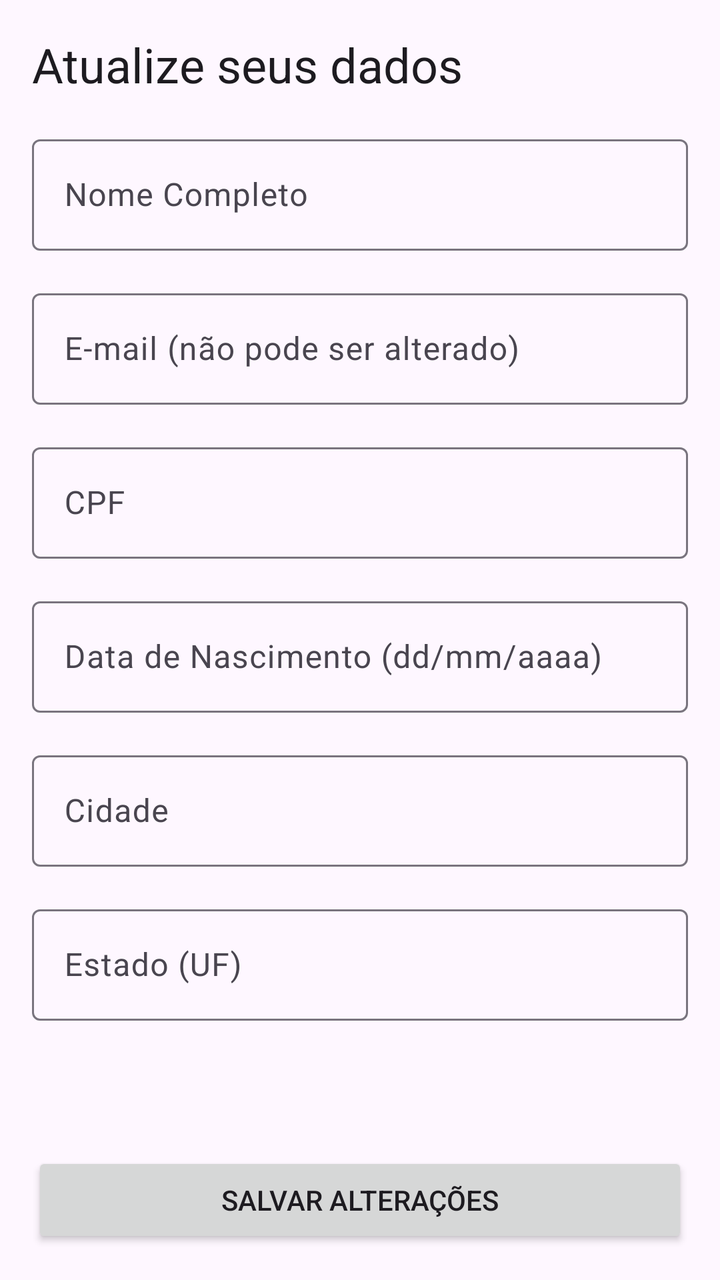
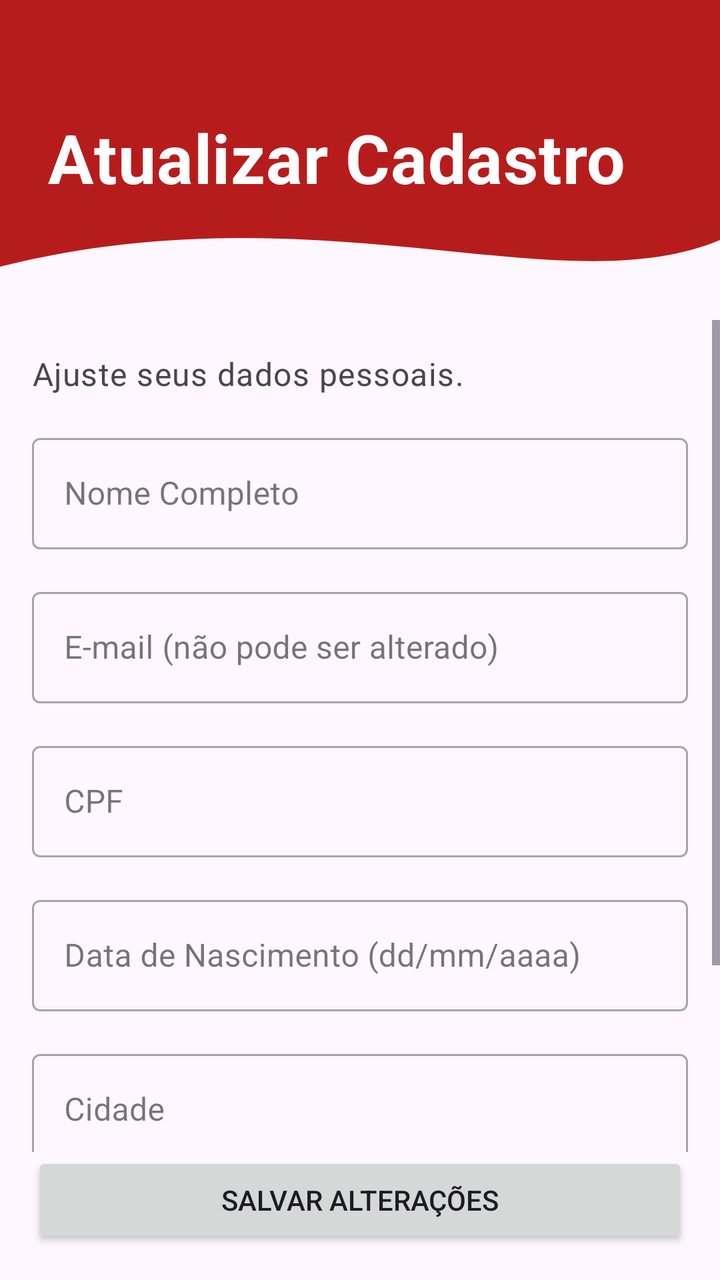

Screens rendered from an Android XML layout before and after an edit, with the pre-edit source and the edit as a unified diff.
<!-- AndroidManifest.xml: application theme Theme.DoandoMais -->
<!-- res/layout/fragment_atualizar_cadastro.xml -->
<?xml version="1.0" encoding="utf-8"?>
<androidx.constraintlayout.widget.ConstraintLayout xmlns:android="http://schemas.android.com/apk/res/android"
    xmlns:app="http://schemas.android.com/apk/res-auto"
    xmlns:tools="http://schemas.android.com/tools"
    android:layout_width="match_parent"
    android:layout_height="match_parent"
    tools:context=".ui.perfil.AtualizarCadastroFragment">

    <ScrollView
        android:layout_width="0dp"
        android:layout_height="0dp"
        app:layout_constraintTop_toTopOf="parent"
        app:layout_constraintBottom_toTopOf="@id/btn_atualizar_dados"
        app:layout_constraintStart_toStartOf="parent"
        app:layout_constraintEnd_toEndOf="parent">

        <LinearLayout
            android:layout_width="match_parent"
            android:layout_height="wrap_content"
            android:orientation="vertical"
            android:padding="16dp">

            <TextView
                android:layout_width="wrap_content"
                android:layout_height="wrap_content"
                android:text="Atualize seus dados"
                android:textAppearance="?attr/textAppearanceHeadline5"
                android:layout_marginBottom="16dp"/>

            <com.google.android.material.textfield.TextInputLayout
                android:id="@+id/til_atualizar_nome"
                android:layout_width="match_parent"
                android:layout_height="wrap_content"
                android:hint="Nome Completo">

                <com.google.android.material.textfield.TextInputEditText
                    android:id="@+id/et_atualizar_nome"
                    android:layout_width="match_parent"
                    android:layout_height="wrap_content"
                    android:inputType="textPersonName|textCapWords" />
            </com.google.android.material.textfield.TextInputLayout>

            <com.google.android.material.textfield.TextInputLayout
                android:id="@+id/til_atualizar_email"
                android:layout_width="match_parent"
                android:layout_height="wrap_content"
                android:layout_marginTop="16dp"
                android:hint="E-mail (não pode ser alterado)">

                <com.google.android.material.textfield.TextInputEditText
                    android:id="@+id/et_atualizar_email"
                    android:layout_width="match_parent"
                    android:layout_height="wrap_content"
                    android:focusable="false"
                    android:clickable="false"
                    android:inputType="textEmailAddress" />
            </com.google.android.material.textfield.TextInputLayout>

            <com.google.android.material.textfield.TextInputLayout
                android:id="@+id/til_atualizar_cpf"
                android:layout_width="match_parent"
                android:layout_height="wrap_content"
                android:layout_marginTop="16dp"
                android:hint="CPF">

                <com.google.android.material.textfield.TextInputEditText
                    android:id="@+id/et_atualizar_cpf"
                    android:layout_width="match_parent"
                    android:layout_height="wrap_content"
                    android:inputType="number" />
            </com.google.android.material.textfield.TextInputLayout>

            <com.google.android.material.textfield.TextInputLayout
                android:id="@+id/til_atualizar_data_nasc"
                android:layout_width="match_parent"
                android:layout_height="wrap_content"
                android:layout_marginTop="16dp"
                android:hint="Data de Nascimento (dd/mm/aaaa)">

                <com.google.android.material.textfield.TextInputEditText
                    android:id="@+id/et_atualizar_data_nasc"
                    android:layout_width="match_parent"
                    android:layout_height="wrap_content"
                    android:inputType="date" />
            </com.google.android.material.textfield.TextInputLayout>

            <com.google.android.material.textfield.TextInputLayout
                android:id="@+id/til_atualizar_cidade"
                android:layout_width="match_parent"
                android:layout_height="wrap_content"
                android:layout_marginTop="16dp"
                android:hint="Cidade">

                <com.google.android.material.textfield.TextInputEditText
                    android:id="@+id/et_atualizar_cidade"
                    android:layout_width="match_parent"
                    android:layout_height="wrap_content"
                    android:inputType="textCapWords" />
            </com.google.android.material.textfield.TextInputLayout>

            <com.google.android.material.textfield.TextInputLayout
                android:id="@+id/til_atualizar_estado"
                android:layout_width="match_parent"
                android:layout_height="wrap_content"
                android:layout_marginTop="16dp"
                android:hint="Estado (UF)">

                <com.google.android.material.textfield.TextInputEditText
                    android:id="@+id/et_atualizar_estado"
                    android:layout_width="match_parent"
                    android:layout_height="wrap_content"
                    android:inputType="textCapCharacters"
                    android:maxLength="2" />
            </com.google.android.material.textfield.TextInputLayout>

        </LinearLayout>
    </ScrollView>

    <Button
        android:id="@+id/btn_atualizar_dados"
        android:layout_width="0dp"
        android:layout_height="wrap_content"
        android:text="Salvar Alterações"
        android:layout_margin="16dp"
        app:layout_constraintBottom_toBottomOf="parent"
        app:layout_constraintEnd_toEndOf="parent"
        app:layout_constraintStart_toStartOf="parent" />

    <ProgressBar
        android:id="@+id/progress_bar_atualizar"
        android:layout_width="wrap_content"
        android:layout_height="wrap_content"
        android:visibility="gone"
        app:layout_constraintTop_toTopOf="parent"
        app:layout_constraintBottom_toBottomOf="parent"
        app:layout_constraintStart_toStartOf="parent"
        app:layout_constraintEnd_toEndOf="parent" />

</androidx.constraintlayout.widget.ConstraintLayout>
<!-- resources referenced by this layout -->
<resources>
  <style name="Theme.DoandoMais" parent="Base.Theme.DoandoMais" />
  <style name="Base.Theme.DoandoMais" parent="Theme.Material3.DayNight.NoActionBar">
          
          
      </style>
</resources>

<!-- the commit's change to res/layout/fragment_atualizar_cadastro.xml (unified diff, before → after) -->
@@ -4,12 +4,42 @@
     xmlns:tools="http://schemas.android.com/tools"
     android:layout_width="match_parent"
     android:layout_height="match_parent"
+    android:background="?attr/colorSurface"
     tools:context=".ui.perfil.AtualizarCadastroFragment">
 
+    <ImageView
+        android:id="@+id/header_background"
+        android:layout_width="match_parent"
+        android:layout_height="160dp"
+        android:scaleType="fitXY"
+        android:src="@drawable/bg_header_wave"
+        app:layout_constraintTop_toTopOf="parent"
+        app:layout_constraintStart_toStartOf="parent"
+        app:layout_constraintEnd_toEndOf="parent" />
+
+    <TextView
+        android:id="@+id/tv_atualizar_header_titulo"
+        android:layout_width="0dp"
+        android:layout_height="wrap_content"
+        android:layout_marginTop="56dp"
+        android:layout_marginStart="24dp"
+        android:layout_marginEnd="24dp"
+        android:text="Atualizar Cadastro"
+        android:textAppearance="?attr/textAppearanceHeadline4"
+        android:textColor="@color/white"
+        android:textStyle="bold"
+        app:layout_constraintStart_toStartOf="parent"
+        app:layout_constraintEnd_toEndOf="parent"
+        app:layout_constraintTop_toTopOf="parent" />
+
     <ScrollView
+        android:id="@+id/scrollView"
         android:layout_width="0dp"
         android:layout_height="0dp"
-        app:layout_constraintTop_toTopOf="parent"
+        android:clipToPadding="false"
+        android:paddingBottom="16dp"
+
+        app:layout_constraintTop_toBottomOf="@id/header_background"
         app:layout_constraintBottom_toTopOf="@id/btn_atualizar_dados"
         app:layout_constraintStart_toStartOf="parent"
         app:layout_constraintEnd_toEndOf="parent">
@@ -23,12 +53,14 @@
             <TextView
                 android:layout_width="wrap_content"
                 android:layout_height="wrap_content"
-                android:text="Atualize seus dados"
-                android:textAppearance="?attr/textAppearanceHeadline5"
+                android:text="Ajuste seus dados pessoais."
+                android:textAppearance="?attr/textAppearanceBody1"
+                android:textColor="?attr/colorOnSurfaceVariant"
                 android:layout_marginBottom="16dp"/>
 
             <com.google.android.material.textfield.TextInputLayout
                 android:id="@+id/til_atualizar_nome"
+                style="@style/Widget.MaterialComponents.TextInputLayout.OutlinedBox"
                 android:layout_width="match_parent"
                 android:layout_height="wrap_content"
                 android:hint="Nome Completo">
@@ -42,6 +74,7 @@
 
             <com.google.android.material.textfield.TextInputLayout
                 android:id="@+id/til_atualizar_email"
+                style="@style/Widget.MaterialComponents.TextInputLayout.OutlinedBox"
                 android:layout_width="match_parent"
                 android:layout_height="wrap_content"
                 android:layout_marginTop="16dp"
@@ -58,6 +91,7 @@
 
             <com.google.android.material.textfield.TextInputLayout
                 android:id="@+id/til_atualizar_cpf"
+                style="@style/Widget.MaterialComponents.TextInputLayout.OutlinedBox"
                 android:layout_width="match_parent"
                 android:layout_height="wrap_content"
                 android:layout_marginTop="16dp"
@@ -72,6 +106,7 @@
 
             <com.google.android.material.textfield.TextInputLayout
                 android:id="@+id/til_atualizar_data_nasc"
+                style="@style/Widget.MaterialComponents.TextInputLayout.OutlinedBox"
                 android:layout_width="match_parent"
                 android:layout_height="wrap_content"
                 android:layout_marginTop="16dp"
@@ -86,6 +121,7 @@
 
             <com.google.android.material.textfield.TextInputLayout
                 android:id="@+id/til_atualizar_cidade"
+                style="@style/Widget.MaterialComponents.TextInputLayout.OutlinedBox"
                 android:layout_width="match_parent"
                 android:layout_height="wrap_content"
                 android:layout_marginTop="16dp"
@@ -100,6 +136,7 @@
 
             <com.google.android.material.textfield.TextInputLayout
                 android:id="@+id/til_atualizar_estado"
+                style="@style/Widget.MaterialComponents.TextInputLayout.OutlinedBox"
                 android:layout_width="match_parent"
                 android:layout_height="wrap_content"
                 android:layout_marginTop="16dp"
@@ -134,6 +171,7 @@
         app:layout_constraintTop_toTopOf="parent"
         app:layout_constraintBottom_toBottomOf="parent"
         app:layout_constraintStart_toStartOf="parent"
-        app:layout_constraintEnd_toEndOf="parent" />
+        app:layout_constraintEnd_toEndOf="parent"
+        tools:visibility="visible" />
 
 </androidx.constraintlayout.widget.ConstraintLayout>
<!-- resource entries referenced after the edit -->
@@ -1,6 +1,18 @@
 <!-- resources referenced by this layout -->
 <resources>
+  <color name="white">#FFFFFFFF</color>
+  <!-- drawable bg_header_wave (drawable) -->
+  <vector xmlns:android="http://schemas.android.com/apk/res/android"
+      android:width="360dp"
+      android:height="240dp"
+      android:viewportWidth="360"
+      android:viewportHeight="240">
+      <path
+          android:fillColor="@color/doando_red_primary"
+          android:pathData="M0,0L360,0L360,180C280,230 160,140 0,200L0,0Z" />
+  </vector>
   <style name="Theme.DoandoMais" parent="Base.Theme.DoandoMais" />
+  <color name="doando_red_primary">#B71C1C</color>
   <style name="Base.Theme.DoandoMais" parent="Theme.Material3.DayNight.NoActionBar">
           
           
